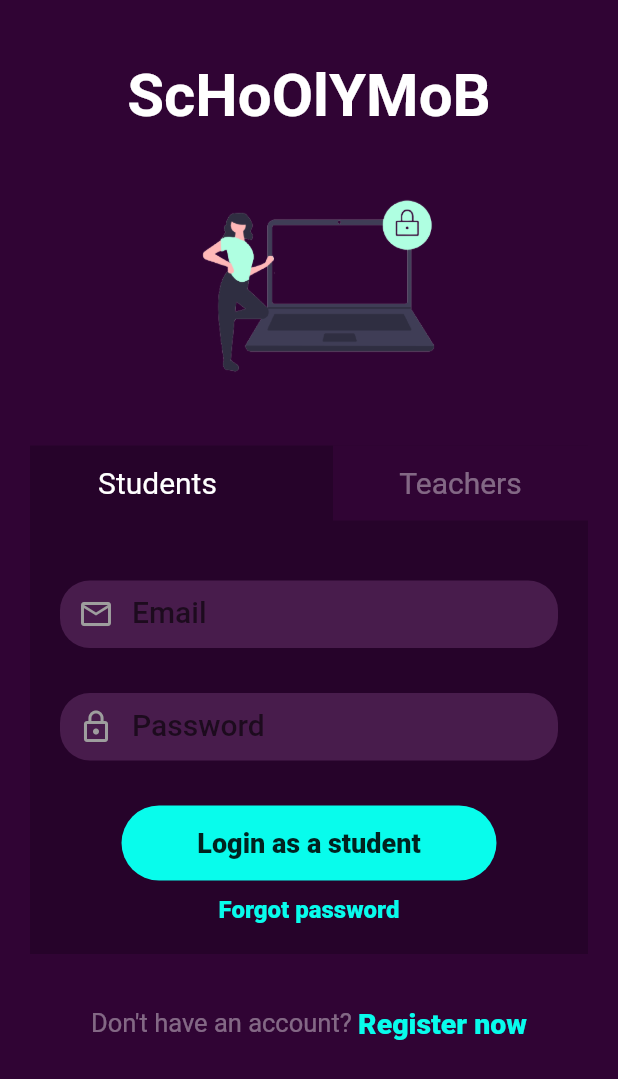
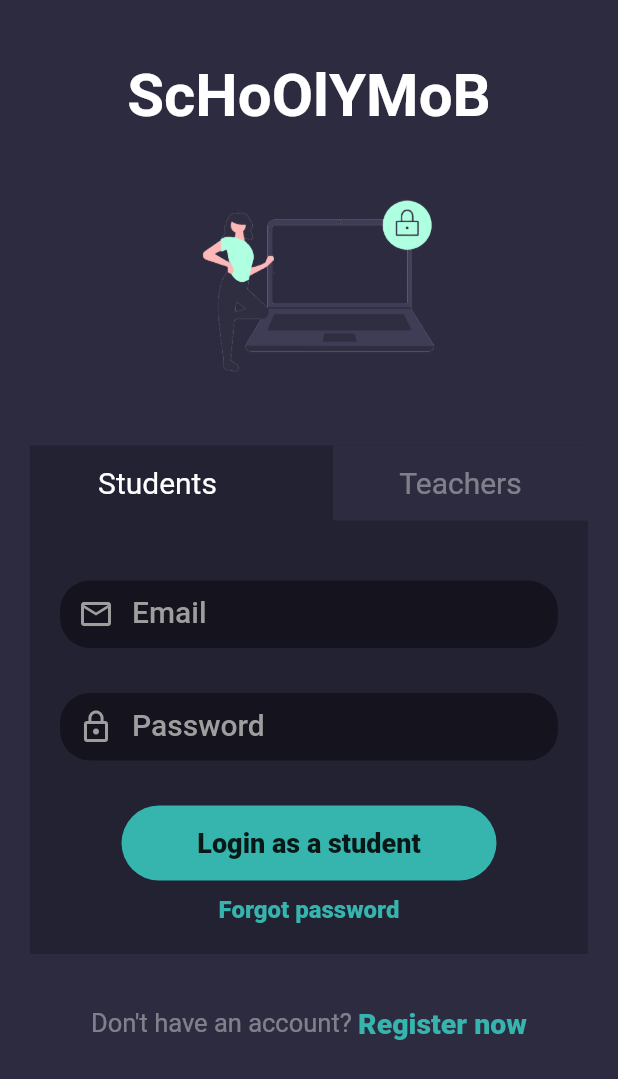
Before and after one commit to Shehan82/ScHoOlYMoB, a Flutter app: the screen it shows after launch, on a phone screen of 412 x 824 dp. Shown: the top 1079 px of the screen. Run offline on Flutter 3.47's test engine with Material 2 defaults, Android fonts, the phone set to English and light mode, and no system bars; our stand-ins replace font_awesome_flutter, google_fonts; Roboto replaces fonts that are missing (Itim).

Commit message:
change the colors

```diff
--- a/lib/configuration.dart
+++ b/lib/configuration.dart
@@ -1,8 +1,8 @@
 import 'package:flutter/material.dart';
 import 'package:font_awesome_flutter/font_awesome_flutter.dart';
 
-Color primaryColor = Color(0xff300434);
-Color secondayrColor = Color(0xff481c4c);
+Color primaryColor = Color(0xff2c2b3f);
+Color secondayrColor = Colors.white70;
 List<BoxShadow> shadowList = [
   BoxShadow(color: Colors.grey[300], blurRadius: 30, offset: Offset(0, 10))
 ];
--- a/lib/screens/login.dart
+++ b/lib/screens/login.dart
@@ -107,7 +107,7 @@ class _LoginScreenState extends State<LoginScreen> {
                 Container(
                   margin: EdgeInsets.only(top: 40, right: 20, left: 20),
                   decoration: BoxDecoration(
-                      color: secondayrColor,
+                      color: Colors.black.withOpacity(0.4),
                       borderRadius: BorderRadius.circular(20)),
                   width: 340,
                   height: 45,
@@ -129,13 +129,15 @@ class _LoginScreenState extends State<LoginScreen> {
                         disabledBorder: InputBorder.none,
                         hintText: 'Email',
                         hintStyle: GoogleFonts.itim(
-                            fontSize: 20, fontWeight: FontWeight.w500)),
+                            color: Colors.grey,
+                            fontSize: 20,
+                            fontWeight: FontWeight.w500)),
                   ),
                 ),
                 Container(
                   margin: EdgeInsets.only(top: 30, right: 20, left: 20),
                   decoration: BoxDecoration(
-                      color: secondayrColor,
+                      color: Colors.black.withOpacity(0.4),
                       borderRadius: BorderRadius.circular(20)),
                   width: 340,
                   height: 45,
@@ -157,7 +159,9 @@ class _LoginScreenState extends State<LoginScreen> {
                         disabledBorder: InputBorder.none,
                         hintText: 'Password',
                         hintStyle: GoogleFonts.itim(
-                            fontSize: 20, fontWeight: FontWeight.w500)),
+                            color: Colors.grey,
+                            fontSize: 20,
+                            fontWeight: FontWeight.w500)),
                   ),
                 ),
                 Container(
@@ -165,7 +169,7 @@ class _LoginScreenState extends State<LoginScreen> {
                   width: 250,
                   alignment: Alignment.center,
                   decoration: BoxDecoration(
-                      color: Color(0xff08fcec),
+                      color: Color(0xff35b5ad),
                       borderRadius: BorderRadius.circular(30)),
                   margin: EdgeInsets.only(top: 30, bottom: 10),
                   child: isTeacher
@@ -181,7 +185,7 @@ class _LoginScreenState extends State<LoginScreen> {
                   child: Text(
                     "Forgot password",
                     style: GoogleFonts.itim(
-                        color: Color(0xff08fcec),
+                        color: Color(0xff35b5ad),
                         fontSize: 16,
                         fontWeight: FontWeight.w800),
                   ),
@@ -209,7 +213,7 @@ class _LoginScreenState extends State<LoginScreen> {
                     child: Text(
                       "Register now",
                       style: GoogleFonts.itim(
-                          color: Color(0xff08fcec),
+                          color: Color(0xff35b5ad),
                           fontSize: 19,
                           fontWeight: FontWeight.w800),
                     ),
```
